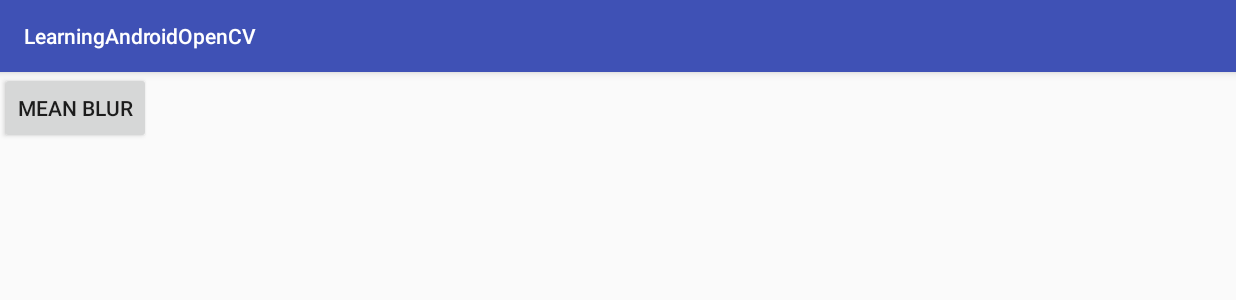
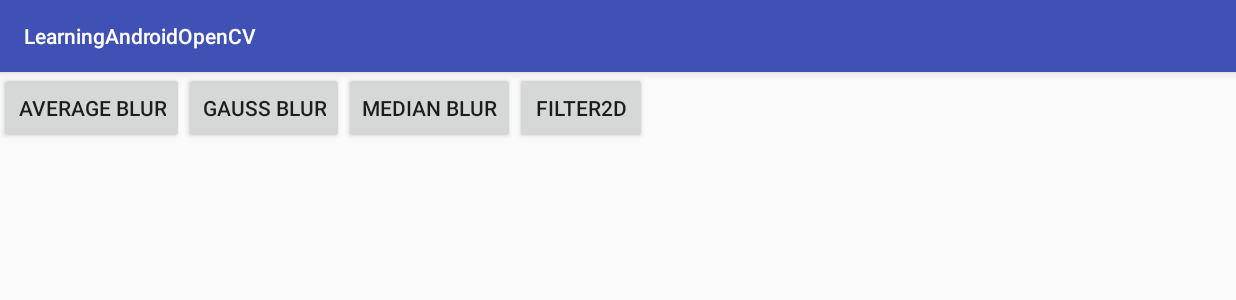
Before and after one commit to guomateng/LearningAndroidOpenCV, an Android app: the screen it shows after launch (HomeActivity), on a phone screen of 824 x 412 dp (held sideways). Shown: the top 300 px of the screen. Run offline under Robolectric (Android 15) with nearby library versions, the phone set to English and light mode, and no system bars.

Commit message:
add average, gaussian, median blur process. FIXME: filter2D

```diff
--- a/app/src/main/java/matain/com/learningandroidopencv/HomeActivity.java
+++ b/app/src/main/java/matain/com/learningandroidopencv/HomeActivity.java
@@ -10,21 +10,56 @@ import java.security.PublicKey;
 
 public class HomeActivity extends AppCompatActivity {
     private final String LOG_TAG = HomeActivity.class.getSimpleName();
-    private Button mBlurButton;
+    private Button mAverageBlurButton;
+    private Button mGaussBlurButton;
+    private Button mMedianBlurButton;
+    private Button mFilter2DButton;
     public static final String KEY_ACTION_MODE = "ACTION_MODE";
-    public static final int MEAN_BLUR = 1;
-    public static final int MEAN_GAUSS = 2;
+    public static final int MEAN_AVERAGE_BLUR = 1;
+    public static final int MEAN_GAUSS_BLUR = 2;
+    public static final int MEAN_MEDIA_BLUR = 3;
+    public static final int MEAN_FILTER2D = 4;
 
     @Override
     protected void onCreate(Bundle savedInstanceState) {
         super.onCreate(savedInstanceState);
         setContentView(R.layout.activity_home);
-        mBlurButton = findViewById(R.id.bMean);
-        mBlurButton.setOnClickListener(new View.OnClickListener() {
+        mAverageBlurButton = findViewById(R.id.bMeanAverage);
+        mAverageBlurButton.setOnClickListener(new View.OnClickListener() {
             @Override
             public void onClick(View view) {
                 Intent intent = new Intent(getApplicationContext(), MainActivity.class);
-                intent.putExtra(KEY_ACTION_MODE, MEAN_BLUR);
+                intent.putExtra(KEY_ACTION_MODE, MEAN_AVERAGE_BLUR);
+                startActivity(intent);
+            }
+        });
+
+        mGaussBlurButton = findViewById(R.id.bMeanGauss);
+        mGaussBlurButton.setOnClickListener(new View.OnClickListener() {
+            @Override
+            public void onClick(View view) {
+                Intent intent = new Intent(getApplicationContext(), MainActivity.class);
+                intent.putExtra(KEY_ACTION_MODE, MEAN_GAUSS_BLUR);
+                startActivity(intent);
+            }
+        });
+
+        mMedianBlurButton = findViewById(R.id.bMeanMedian);
+        mMedianBlurButton.setOnClickListener(new View.OnClickListener() {
+            @Override
+            public void onClick(View view) {
+                Intent intent = new Intent(getApplicationContext(), MainActivity.class);
+                intent.putExtra(KEY_ACTION_MODE, MEAN_MEDIA_BLUR);
+                startActivity(intent);
+            }
+        });
+
+        mFilter2DButton = findViewById(R.id.bMeanFilter2D);
+        mFilter2DButton.setOnClickListener(new View.OnClickListener() {
+            @Override
+            public void onClick(View view) {
+                Intent intent = new Intent(getApplicationContext(), MainActivity.class);
+                intent.putExtra(KEY_ACTION_MODE, MEAN_FILTER2D);
                 startActivity(intent);
             }
         });
--- a/app/src/main/res/layout/activity_home.xml
+++ b/app/src/main/res/layout/activity_home.xml
@@ -5,10 +5,29 @@
     android:layout_width="match_parent"
     android:layout_height="match_parent"
     tools:context="matain.com.learningandroidopencv.HomeActivity">
-    <Button
-        android:id="@+id/bMean"
-        android:layout_width="wrap_content"
-        android:layout_height="wrap_content"
-        android:text="Mean Blur"/>
+    <LinearLayout android:orientation="horizontal"
+        android:layout_width="match_parent"
+        android:layout_height="match_parent">
+        <Button
+            android:id="@+id/bMeanAverage"
+            android:layout_width="wrap_content"
+            android:layout_height="wrap_content"
+            android:text="Average Blur"/>
+        <Button
+                android:id="@+id/bMeanGauss"
+                android:layout_width="wrap_content"
+                android:layout_height="wrap_content"
+                android:text="Gauss Blur"/>
+        <Button
+            android:id="@+id/bMeanMedian"
+            android:layout_width="wrap_content"
+            android:layout_height="wrap_content"
+            android:text="Median Blur"/>
+        <Button
+            android:id="@+id/bMeanFilter2D"
+            android:layout_width="wrap_content"
+            android:layout_height="wrap_content"
+            android:text="Filter2D"/>
+    </LinearLayout>>
 
 </android.support.constraint.ConstraintLayout>
```
Also changed, not shown: app/src/main/java/matain/com/learningandroidopencv/MainActivity.java (+20 -6 lines).
